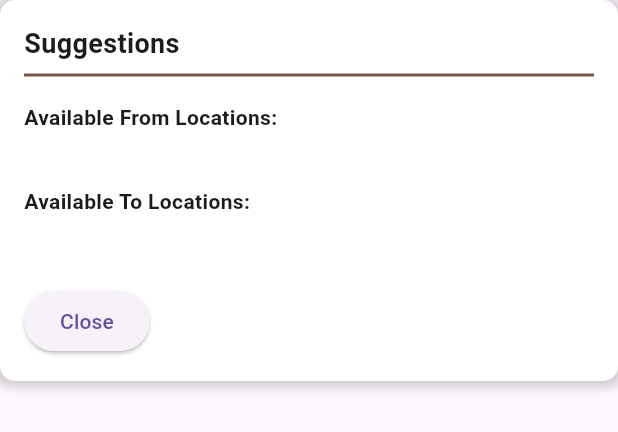
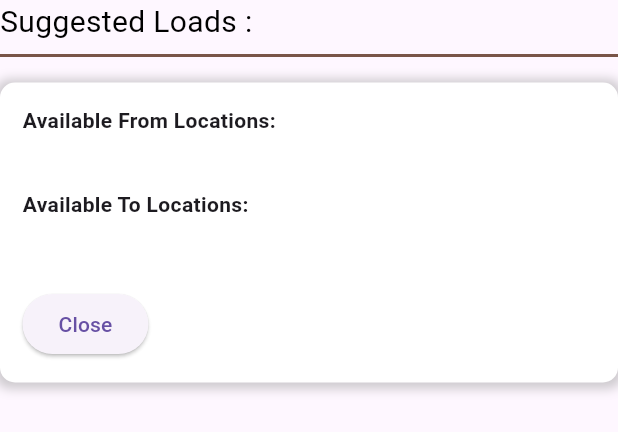
Before and after one commit to ChakaliMadhu6302769895/transmaa_drivers1, a Flutter app: the SuggestionsContainer widget shown alone on an empty page, opened directly with empty values, on a phone screen of 412 x 824 dp. Shown: the top 432 px of the screen. Run offline on Flutter 3.47's test engine with Material 3 defaults, Android fonts, the phone set to English and light mode, and no system bars; our stand-ins replace cloud_firestore, firebase_core; missing offline and left inert: bottom_bar; accounts and stored records are empty.

```diff
--- a/lib/screens/loads/suggestion_loads.dart
+++ b/lib/screens/loads/suggestion_loads.dart
@@ -14,8 +14,21 @@ class SuggestionsContainer extends StatelessWidget {
 
   @override
   Widget build(BuildContext context) {
-    return Container(
-      padding: EdgeInsets.all(16),
+    return Column(
+      crossAxisAlignment: CrossAxisAlignment.stretch,
+      children: [
+        Text(
+          "Suggested Loads : ",
+          style: TextStyle(fontSize: 20, color: Colors.black),
+        ),
+        Divider(
+          thickness: 2,
+          color: Colors.brown,
+        ),
+        SizedBox(
+          height: 10,
+        ),
+        Container(
           decoration: BoxDecoration(
             color: Colors.white,
             borderRadius: BorderRadius.circular(10),
@@ -28,21 +41,27 @@ class SuggestionsContainer extends StatelessWidget {
               ),
             ],
           ),
+          padding: EdgeInsets.all(15),
           child: Column(
-        mainAxisSize: MainAxisSize.min,
+            children: [
+              Row(
                 crossAxisAlignment: CrossAxisAlignment.start,
                 children: [
-          Text('Suggestions', style: TextStyle(fontSize: 18, fontWeight: FontWeight.bold)),
-          Divider(
-            thickness: 2,
-            color: Colors.brown,
+                  Expanded(
+                    child: Column(
+                      crossAxisAlignment: CrossAxisAlignment.start,
+                      children: [
+                        Text(
+                          'Available From Locations:',
+                          style: TextStyle(fontWeight: FontWeight.bold),
                         ),
-          SizedBox(height: 10),
-          Text('Available From Locations:', style: TextStyle(fontWeight: FontWeight.bold)),
                         SizedBox(height: 5),
                         Text(fromLocations.join(', ')),
                         SizedBox(height: 10),
-          Text('Available To Locations:', style: TextStyle(fontWeight: FontWeight.bold)),
+                        Text(
+                          'Available To Locations:',
+                          style: TextStyle(fontWeight: FontWeight.bold),
+                        ),
                         SizedBox(height: 5),
                         Text(toLocations.join(', ')),
                         SizedBox(height: 20),
@@ -52,6 +71,13 @@ class SuggestionsContainer extends StatelessWidget {
                         ),
                       ],
                     ),
+                  )
+                ],
+              ),
+            ],
+          ),
+        ),
+      ],
     );
   }
 }
```
Also changed, not shown: lib/screens/loads/Available_loads.dart (+3 -5 lines). Lines whose indentation alone changed are shown as unchanged.
